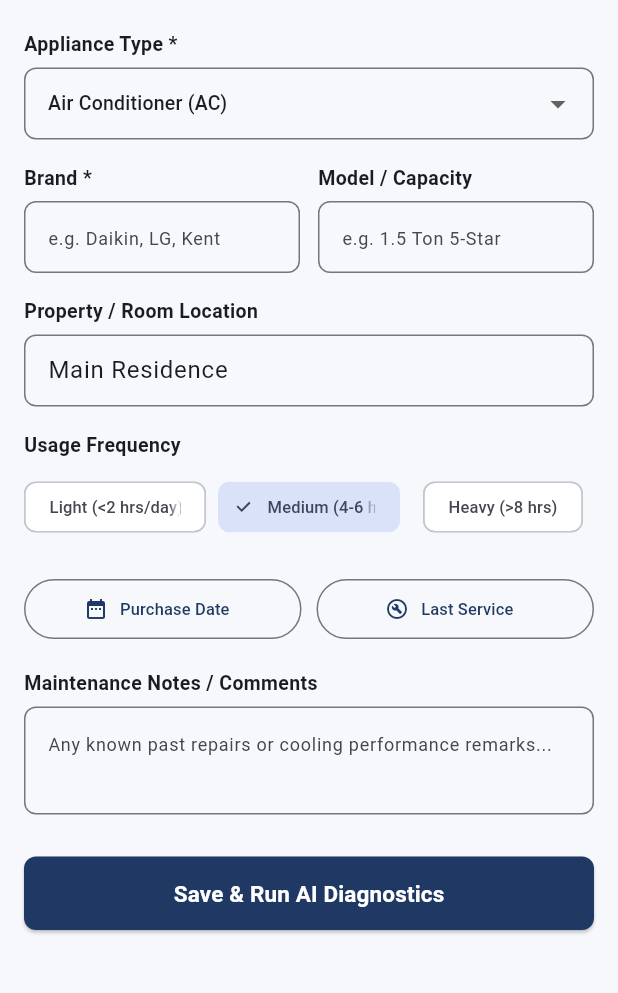
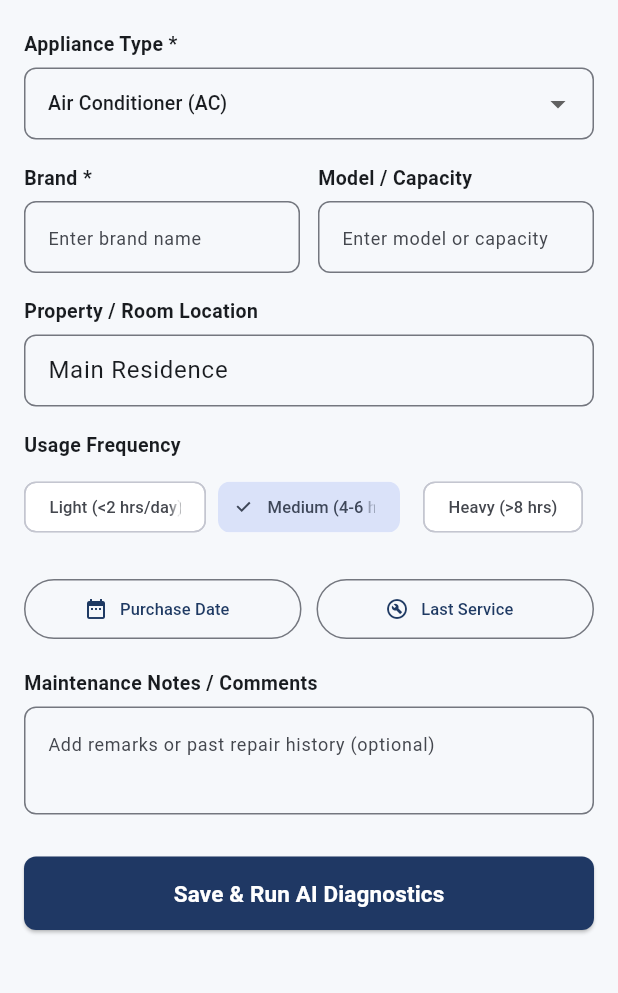
Before and after one commit to Dhiraj2822/Quotekaro, a Flutter app: the AddApplianceScreen screen opened directly, on a phone screen of 412 x 824 dp, the part 204-1197 px from its top. Run offline on Flutter 3.47's test engine with Material 3 defaults, Android fonts, the phone set to English and light mode, and no system bars; our stand-ins replace flutter_map, image_picker, latlong2; accounts and stored records are empty.

Commit message:
refactor(ui): replace dummy/mock placeholders with standard professional hints
- profile_screen: removed 'e.g. Rahul Sharma', 'e.g. rahul@example.com', 'e.g. Pune' placeholders, replaced with professional 'Enter full name', 'Enter email address', 'Enter city or operational area'
- login_screen: replaced 'you@example.com' with 'Enter email address', replaced '123456' with '••••••'
- phone_setup_screen: replaced '98765 43210' with 'Enter 10-digit number'
- add_appliance_screen: replaced 'e.g. Daikin, LG, Kent', 'e.g. 1.5 Ton 5-Star', 'e.g. Main Residence - Master Bed' with clean descriptive prompts
- post_job_screen: replaced verbose/dummy descriptions and 'https://...' with professional field hints
- submit_quote_screen & provider_job_feed_screen: replaced sample quotes/notes with clean functional prompts
- cart_checkout_screen: replaced 'Enter coupon (e.g. WELCOME50)' with 'Enter coupon code'
- wallet_screen: replaced 'e.g. 250' with 'Enter amount'
- admin App.jsx: replaced dummy emails/tokens/reasons with clean prompts
- admin MarketingCouponsView: replaced mock coupon codes and descriptions with clean placeholders

```diff
--- a/mobile/lib/screens/add_appliance_screen.dart
+++ b/mobile/lib/screens/add_appliance_screen.dart
@@ -118,7 +118,7 @@ class _AddApplianceScreenState extends State<AddApplianceScreen> {
                         TextFormField(
                           controller: _brandController,
                           decoration: InputDecoration(
-                            hintText: 'e.g. Daikin, LG, Kent',
+                            hintText: 'Enter brand name',
                             hintStyle: const TextStyle(fontSize: 12),
                             contentPadding: const EdgeInsets.symmetric(horizontal: 12, vertical: 10),
                             border: OutlineInputBorder(borderRadius: BorderRadius.circular(8)),
@@ -138,7 +138,7 @@ class _AddApplianceScreenState extends State<AddApplianceScreen> {
                         TextFormField(
                           controller: _modelController,
                           decoration: InputDecoration(
-                            hintText: 'e.g. 1.5 Ton 5-Star',
+                            hintText: 'Enter model or capacity',
                             hintStyle: const TextStyle(fontSize: 12),
                             contentPadding: const EdgeInsets.symmetric(horizontal: 12, vertical: 10),
                             border: OutlineInputBorder(borderRadius: BorderRadius.circular(8)),
@@ -158,7 +158,7 @@ class _AddApplianceScreenState extends State<AddApplianceScreen> {
               TextFormField(
                 controller: _propertyController,
                 decoration: InputDecoration(
-                  hintText: 'e.g. Main Residence - Master Bed',
+                  hintText: 'Enter room or property location',
                   hintStyle: const TextStyle(fontSize: 12),
                   contentPadding: const EdgeInsets.symmetric(horizontal: 12, vertical: 10),
                   border: OutlineInputBorder(borderRadius: BorderRadius.circular(8)),
@@ -252,7 +252,7 @@ class _AddApplianceScreenState extends State<AddApplianceScreen> {
                 controller: _notesController,
                 maxLines: 2,
                 decoration: InputDecoration(
-                  hintText: 'Any known past repairs or cooling performance remarks...',
+                  hintText: 'Add remarks or past repair history (optional)',
                   hintStyle: const TextStyle(fontSize: 12),
                   contentPadding: const EdgeInsets.all(12),
                   border: OutlineInputBorder(borderRadius: BorderRadius.circular(8)),
--- a/mobile/lib/screens/cart_checkout_screen.dart
+++ b/mobile/lib/screens/cart_checkout_screen.dart
@@ -328,7 +328,7 @@ class _CartCheckoutScreenState extends State<CartCheckoutScreen> {
                     controller: _couponController,
                     textCapitalization: TextCapitalization.characters,
                     decoration: InputDecoration(
-                      hintText: 'Enter coupon (e.g. WELCOME50)',
+                      hintText: 'Enter coupon code',
                       hintStyle: const TextStyle(fontSize: 12),
                       contentPadding: const EdgeInsets.symmetric(horizontal: 12, vertical: 10),
                       border: OutlineInputBorder(borderRadius: BorderRadius.circular(8)),
--- a/mobile/lib/screens/login_screen.dart
+++ b/mobile/lib/screens/login_screen.dart
@@ -346,7 +346,7 @@ class _LoginScreenState extends State<LoginScreen> {
                         onSubmitted: (_) =>
                             _otpSent ? null : _handleRequestOtp(),
                         decoration: InputDecoration(
-                          hintText: 'you@example.com',
+                          hintText: 'Enter email address',
                           prefixIcon:
                               const Icon(Icons.email_outlined, size: 20),
                           border: OutlineInputBorder(
@@ -383,7 +383,7 @@ class _LoginScreenState extends State<LoginScreen> {
                           textInputAction: TextInputAction.done,
                           onSubmitted: (_) => _handleVerifyOtp(),
                           decoration: InputDecoration(
-                            hintText: '123456',
+                            hintText: '••••••',
                             prefixIcon: const Icon(
                                 Icons.lock_clock_outlined,
                                 size: 20),
--- a/mobile/lib/screens/phone_setup_screen.dart
+++ b/mobile/lib/screens/phone_setup_screen.dart
@@ -208,7 +208,7 @@ class _PhoneSetupScreenState extends State<PhoneSetupScreen> {
                       enabled: !_isLoading,
                       keyboardType: TextInputType.phone,
                       decoration: InputDecoration(
-                        hintText: '98765 43210',
+                        hintText: 'Enter 10-digit number',
                         prefixText: '+91  ',
                         prefixStyle: const TextStyle(
                             fontWeight: FontWeight.w600,
--- a/mobile/lib/screens/post_job_screen.dart
+++ b/mobile/lib/screens/post_job_screen.dart
@@ -522,7 +522,7 @@ class _PostJobScreenState extends State<PostJobScreen> {
               controller: _descriptionController,
               maxLines: 3,
               decoration: const InputDecoration(
-                hintText: 'Describe the issue or requirements (e.g. Kitchen tap leaking under sink, needs washer replacement)',
+                hintText: 'Describe the issue or requirements in detail',
                 border: OutlineInputBorder(borderRadius: BorderRadius.all(Radius.circular(8))),
               ),
               validator: (val) {
@@ -677,8 +677,8 @@ class _PostJobScreenState extends State<PostJobScreen> {
                   child: TextFormField(
                     controller: _newPhotoUrlController,
                     decoration: const InputDecoration(
-                      hintText: 'https://...',
-                      labelText: 'Or enter image URL',
+                      hintText: 'Enter image URL',
+                      labelText: 'Image URL',
                       border: OutlineInputBorder(borderRadius: BorderRadius.all(Radius.circular(8))),
                       contentPadding: EdgeInsets.symmetric(horizontal: 10, vertical: 8),
                       isDense: true,
--- a/mobile/lib/screens/profile_screen.dart
+++ b/mobile/lib/screens/profile_screen.dart
@@ -64,7 +64,7 @@ class _ProfileScreenState extends State<ProfileScreen> {
                 TextField(
                   controller: nameCtrl,
                   decoration: InputDecoration(
-                    hintText: 'e.g. Rahul Sharma',
+                    hintText: 'Enter full name',
                     border: OutlineInputBorder(borderRadius: BorderRadius.circular(8)),
                     contentPadding: const EdgeInsets.symmetric(horizontal: 12, vertical: 10),
                   ),
@@ -76,7 +76,7 @@ class _ProfileScreenState extends State<ProfileScreen> {
                   controller: emailCtrl,
                   keyboardType: TextInputType.emailAddress,
                   decoration: InputDecoration(
-                    hintText: 'e.g. rahul@example.com',
+                    hintText: 'Enter email address',
                     border: OutlineInputBorder(borderRadius: BorderRadius.circular(8)),
                     contentPadding: const EdgeInsets.symmetric(horizontal: 12, vertical: 10),
                   ),
@@ -87,7 +87,7 @@ class _ProfileScreenState extends State<ProfileScreen> {
                 TextField(
                   controller: cityCtrl,
                   decoration: InputDecoration(
-                    hintText: 'e.g. Pune',
+                    hintText: 'Enter city or operational area',
                     border: OutlineInputBorder(borderRadius: BorderRadius.circular(8)),
                     contentPadding: const EdgeInsets.symmetric(horizontal: 12, vertical: 10),
                   ),
--- a/mobile/lib/screens/provider_job_feed_screen.dart
+++ b/mobile/lib/screens/provider_job_feed_screen.dart
@@ -213,7 +213,7 @@ class _ProviderJobFeedScreenState extends State<ProviderJobFeedScreen> {
                 controller: messageController,
                 maxLines: 2,
                 decoration: const InputDecoration(
-                  hintText: 'e.g. Carrying replacement washers & pipe sealer',
+                  hintText: 'Add note for customer (optional)',
                   border: OutlineInputBorder(borderRadius: BorderRadius.all(Radius.circular(8))),
                   contentPadding: EdgeInsets.symmetric(horizontal: 12, vertical: 8),
                 ),
--- a/mobile/lib/screens/submit_quote_screen.dart
+++ b/mobile/lib/screens/submit_quote_screen.dart
@@ -272,7 +272,7 @@ class _SubmitQuoteScreenState extends State<SubmitQuoteScreen> {
                 decoration: InputDecoration(
                   prefixText: '₹ ',
                   prefixStyle: const TextStyle(fontWeight: FontWeight.bold, fontSize: 18, color: primaryColor),
-                  hintText: 'e.g. 450',
+                  hintText: '0',
                   border: OutlineInputBorder(borderRadius: BorderRadius.circular(8)),
                   contentPadding: const EdgeInsets.symmetric(horizontal: 14, vertical: 14),
                 ),
@@ -353,7 +353,7 @@ class _SubmitQuoteScreenState extends State<SubmitQuoteScreen> {
                 maxLines: 3,
                 maxLength: 300,
                 decoration: InputDecoration(
-                  hintText: 'e.g. Carrying standard spare parts, includes 30-day warranty on labor.',
+                  hintText: 'Add warranty, terms, or note for customer (optional)',
                   border: OutlineInputBorder(borderRadius: BorderRadius.circular(8)),
                   contentPadding: const EdgeInsets.symmetric(horizontal: 14, vertical: 12),
                 ),
--- a/mobile/lib/screens/wallet_screen.dart
+++ b/mobile/lib/screens/wallet_screen.dart
@@ -129,7 +129,7 @@ class _WalletScreenState extends State<WalletScreen> {
               keyboardType: TextInputType.number,
               decoration: InputDecoration(
                 prefixText: '₹ ',
-                hintText: 'e.g. 250',
+                hintText: 'Enter amount',
                 border: OutlineInputBorder(borderRadius: BorderRadius.circular(8)),
               ),
             ),
```
Also changed, not shown: 2 other files.
